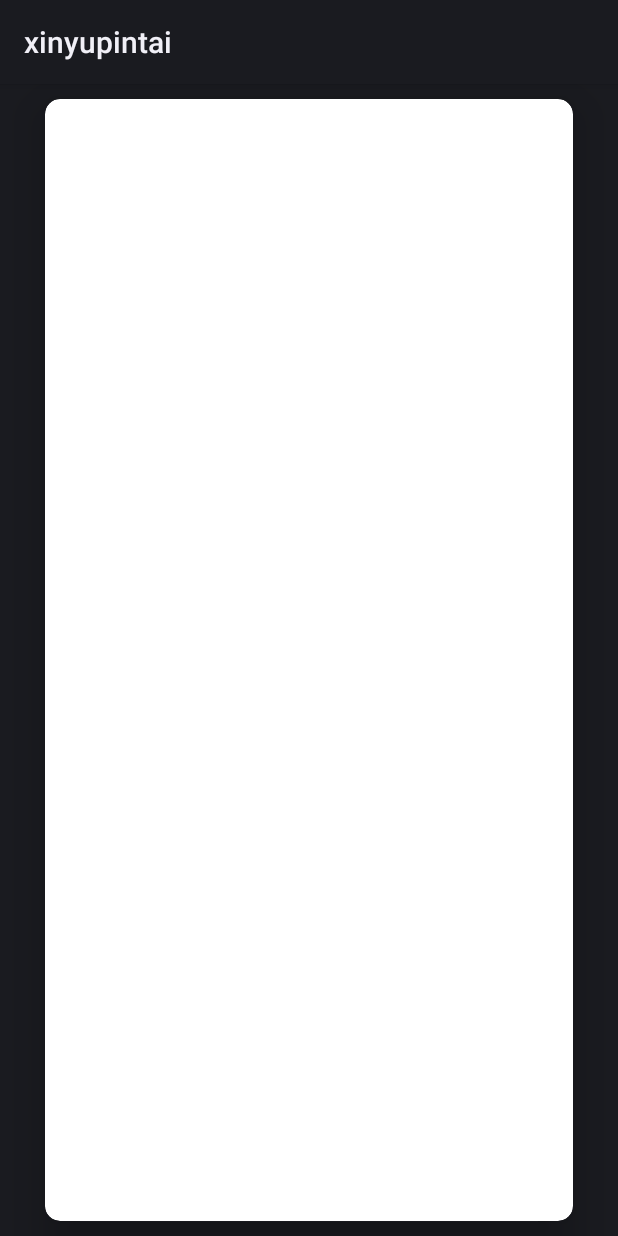
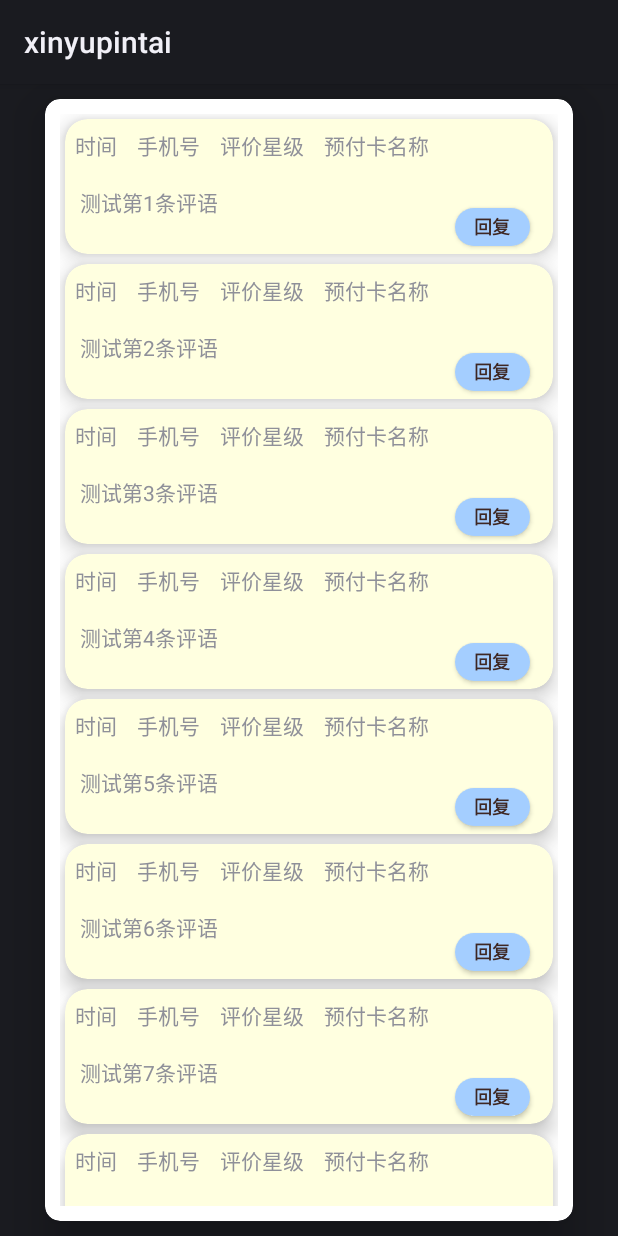
Before and after one commit to JJerrychan/qukuailianAPP, an Android app: the fragment User_eva_fragment shown on its own in the app's theme, on a phone screen of 412 x 824 dp. Run offline under Robolectric (Android 15) with nearby library versions, the light colour scheme and no system bars.

Commit message:
可显示客户评价

```diff
--- /dev/null
+++ b/app/src/main/java/com/cq/xinyupintai/Presenter/Adapter/PageAdapter.java
@@ -0,0 +1,35 @@
+package com.cq.xinyupintai.Presenter.Adapter;
+
+import android.content.Context;
+
+import androidx.fragment.app.Fragment;
+import androidx.fragment.app.FragmentManager;
+import androidx.fragment.app.FragmentPagerAdapter;
+
+import com.cq.xinyupintai.Presenter.fragment.boss_home_fragment;
+import com.cq.xinyupintai.Presenter.fragment.setting_fragment;
+import com.cq.xinyupintai.Presenter.fragment.settle_fragment;
+
+import java.util.ArrayList;
+
+public class PageAdapter extends FragmentPagerAdapter {
+    private Context mContext;
+    final ArrayList<Fragment> fgLists=new ArrayList<>(2);
+    public PageAdapter(Context context, FragmentManager fm) {
+        super(fm);
+        mContext = context;
+        fgLists.add(new boss_home_fragment());
+        fgLists.add(new settle_fragment());
+        fgLists.add(new setting_fragment());
+    }
+
+    @Override
+    public Fragment getItem(int position) {
+        return fgLists.get(position);
+    }
+
+    @Override
+    public int getCount() {
+        return 3;
+    }
+}
--- /dev/null
+++ b/app/src/main/java/com/cq/xinyupintai/Presenter/Adapter/UserEvaAdapter.java
@@ -0,0 +1,68 @@
+package com.cq.xinyupintai.Presenter.Adapter;
+
+import android.content.Context;
+import android.view.LayoutInflater;
+import android.view.View;
+import android.view.ViewGroup;
+import android.widget.TextView;
+
+import androidx.recyclerview.widget.RecyclerView;
+
+import com.cq.xinyupintai.R;
+
+import java.util.List;
+
+public class UserEvaAdapter extends RecyclerView.Adapter<UserEvaAdapter.TextHolder> {
+    private Context mContext;
+    private List<String> texts;//这里需要修改，获取结账记录
+    public UserEvaAdapter(Context context, List<String> textInfo){
+        mContext = context;
+        texts = textInfo;
+    }
+
+    @Override
+    public TextHolder onCreateViewHolder(ViewGroup parent, int viewType) {          //创建viewholder
+        LayoutInflater inflater = LayoutInflater.from(mContext);
+        View view = inflater.inflate(R.layout.item_eva, parent, false);            //获取视图
+
+        return new TextHolder(view);
+    }
+
+    @Override
+    public void onBindViewHolder(TextHolder holder, int position) {                 //绑定数据
+        //后续获取数据需要修改此处
+        String mtext = texts.get(position);
+        holder.setEvaMText(mtext);
+    }
+
+    @Override
+    public int getItemCount() {                             //获取项目数量
+        return texts.size();
+    }
+
+    public static class TextHolder extends RecyclerView.ViewHolder{
+        private TextView time;
+        private TextView phone;
+        private TextView star;
+        private TextView name;
+        private TextView eva;
+        public TextHolder(View itemView) {
+            super(itemView);
+
+            time = itemView.findViewById(R.id.tv_item_date);
+            phone = itemView.findViewById(R.id.tv_item_phone);
+            star =  itemView.findViewById(R.id.tv_item_star);
+            name=itemView.findViewById(R.id.tv_item_name);
+            eva=itemView.findViewById(R.id.tv_item_eva);
+        }
+        public void setTimeText(String timeText){
+            time.setText(timeText);
+        }
+        public void setPhoneText(String PhoneText){
+            phone.setText(PhoneText);
+        }
+        public void setStarMText(String StarText){ star.setText(StarText); }
+        public void setNameMText(String NameText){ name.setText(NameText); }
+        public void setEvaMText(String EvaText){ eva.setText(EvaText); }
+    }
+}
--- a/app/src/main/java/com/cq/xinyupintai/Presenter/activity/BossActivity.java
+++ b/app/src/main/java/com/cq/xinyupintai/Presenter/activity/BossActivity.java
@@ -13,6 +13,7 @@ import android.os.Bundle;
 import android.view.MenuItem;
 
 
+import com.cq.xinyupintai.Presenter.Adapter.PageAdapter;
 import com.cq.xinyupintai.Presenter.fragment.boss_home_fragment;
 
 import com.cq.xinyupintai.Presenter.fragment.setting_fragment;
@@ -22,27 +23,6 @@ import com.google.android.material.bottomnavigation.BottomNavigationView;
 
 import java.util.ArrayList;
 
-class PageAdapter extends FragmentPagerAdapter {
-    private Context mContext;
-    final ArrayList<Fragment> fgLists=new ArrayList<>(2);
-    public PageAdapter(Context context, FragmentManager fm) {
-        super(fm);
-        mContext = context;
-        fgLists.add(new boss_home_fragment());
-        fgLists.add(new settle_fragment());
-        fgLists.add(new setting_fragment());
-    }
-
-    @Override
-    public Fragment getItem(int position) {
-        return fgLists.get(position);
-    }
-
-    @Override
-    public int getCount() {
-        return 3;
-    }
-}
 
 public class BossActivity extends AppCompatActivity {
     private ViewPager vp;
--- a/app/src/main/java/com/cq/xinyupintai/Presenter/fragment/User_eva_fragment.java
+++ b/app/src/main/java/com/cq/xinyupintai/Presenter/fragment/User_eva_fragment.java
@@ -8,8 +8,14 @@ import android.view.ViewGroup;
 import androidx.annotation.NonNull;
 import androidx.annotation.Nullable;
 import androidx.fragment.app.Fragment;
+import androidx.recyclerview.widget.LinearLayoutManager;
+import androidx.recyclerview.widget.RecyclerView;
 
+import com.cq.xinyupintai.Presenter.Adapter.UserEvaAdapter;
 import com.cq.xinyupintai.R;
+
+import java.util.ArrayList;
+import java.util.List;
 
 public class User_eva_fragment extends Fragment {
     @Nullable
@@ -21,8 +27,22 @@ public class User_eva_fragment extends Fragment {
     @Override
     public void onViewCreated(@NonNull View view, @Nullable Bundle savedInstanceState) {
         super.onViewCreated(view, savedInstanceState);
+        RecyclerView rcBossMessage=view.findViewById(R.id.rc_boss_2);
+        rcBossMessage.setLayoutManager(new LinearLayoutManager(getActivity()));
+        rcBossMessage.setAdapter(new UserEvaAdapter(getActivity(),TextInit()));
     }
+    //测试用后期删除
+    private List<String> TextInit() {
+        List<String> text = new ArrayList<>();
 
+        for(int i=0; i<20; ++i){
+            String itemText = "";
+            itemText = "测试第" + (i+1) + "条评语";
+            text.add(itemText);
+        }
+
+        return text;
+    }
     public static User_eva_fragment newInstance(int index) {
         User_eva_fragment fragment = new User_eva_fragment();
         Bundle bundle = new Bundle();
--- a/app/src/main/java/com/cq/xinyupintai/Presenter/fragment/boss_home_fragment.java
+++ b/app/src/main/java/com/cq/xinyupintai/Presenter/fragment/boss_home_fragment.java
@@ -40,9 +40,9 @@ class messagePageAdapter extends FragmentPagerAdapter {
     public Fragment getItem(int position) {
         switch (position) {
             case 0:
+                return User_eva_fragment.newInstance(position);
+            case 1:
                 return boss_message_fragment.newInstance(position);
-            case 1:
-                return User_eva_fragment.newInstance(position);
             default:
                 return null;
         }
@@ -78,17 +78,17 @@ public class boss_home_fragment extends Fragment {
         super.onViewCreated(view, savedInstanceState);
         TabLayout tabLayout1=view.findViewById(R.id.tb_boss_1);
         ViewPager viewPager = view.findViewById(R.id.vp_boss_1);
-/*
+
         RecyclerView rcvBossHome=view.findViewById(R.id.rc_boss_1);
         rcvBossHome.setLayoutManager (new GridLayoutManager(getActivity(),3));
         rcvBossHome.setAdapter(new RcBossHomeAdapter(getActivity(),TextInit()));
- */
+
         //设置adapter
         viewPager.setAdapter(new messagePageAdapter(getChildFragmentManager(), tabLayout1.getTabCount()));
         viewPager.addOnPageChangeListener(new TabLayout.TabLayoutOnPageChangeListener(tabLayout1));
         tabLayout1.setupWithViewPager(viewPager);
     }
-/*
+
     private List<String> TextInit() {
         List<String> text = new ArrayList<>();
         text.add("收入");
@@ -96,7 +96,7 @@ public class boss_home_fragment extends Fragment {
         text.add("售出数");
         return text;
     }
- */
+
 
 
     public static boss_home_fragment newInstance(int index) {
--- a/app/src/main/java/com/cq/xinyupintai/Presenter/fragment/boss_message_fragment.java
+++ b/app/src/main/java/com/cq/xinyupintai/Presenter/fragment/boss_message_fragment.java
@@ -8,6 +8,7 @@ import android.view.ViewGroup;
 import androidx.annotation.NonNull;
 import androidx.annotation.Nullable;
 import androidx.fragment.app.Fragment;
+import androidx.recyclerview.widget.RecyclerView;
 
 import com.cq.xinyupintai.R;
 
--- a/app/src/main/res/layout/boss_home_fragment.xml
+++ b/app/src/main/res/layout/boss_home_fragment.xml
@@ -25,10 +25,21 @@
         app:cardCornerRadius="10dp"
         app:cardBackgroundColor="#FFFF"
         app:contentPadding="10dp">
-        <androidx.recyclerview.widget.RecyclerView
-            android:id="@+id/rc_boss_1"
+        <RelativeLayout
             android:layout_width="match_parent"
-            android:layout_height="match_parent"/>
+            android:layout_height="wrap_content">
+            <TextView
+                android:layout_width="match_parent"
+                android:layout_height="80dp"
+                android:text="店铺数据"
+                android:textSize="30dp"
+                android:layout_margin="5dp"
+                android:layout_above="@+id/rc_boss_1"/>
+            <androidx.recyclerview.widget.RecyclerView
+                android:id="@+id/rc_boss_1"
+                android:layout_width="match_parent"
+                android:layout_height="wrap_content"/>
+        </RelativeLayout>
     </androidx.cardview.widget.CardView>
     <com.google.android.material.tabs.TabLayout
         android:id="@+id/tb_boss_1"
--- a/app/src/main/res/layout/item_boss.xml
+++ b/app/src/main/res/layout/item_boss.xml
@@ -7,7 +7,8 @@
     <TextView
         android:id="@+id/tv_item_bh1"
         android:layout_width="match_parent"
-        android:layout_height="wrap_content" />
+        android:layout_height="wrap_content"
+        android:layout_margin="10dp"/>
     <TextView
         android:id="@+id/tv_item_bh2"
         android:layout_width="match_parent"
--- /dev/null
+++ b/app/src/main/res/layout/item_eva.xml
@@ -0,0 +1,77 @@
+<?xml version="1.0" encoding="utf-8"?>
+<androidx.cardview.widget.CardView
+    android:layout_width="match_parent"
+    android:layout_height="90dp"
+    android:layout_margin="3dp"
+    android:layout_gravity="center_horizontal"
+    app:cardCornerRadius="15dp"
+    app:cardElevation="8dp"
+    app:cardBackgroundColor="#FFFFE0"
+    xmlns:app="http://schemas.android.com/apk/res-auto"
+    xmlns:android="http://schemas.android.com/apk/res/android">
+
+    <RelativeLayout
+        android:layout_width="match_parent"
+        android:layout_height="match_parent">
+
+        <LinearLayout
+            android:layout_width="match_parent"
+            android:layout_height="wrap_content"
+            android:orientation="horizontal"
+            android:id="@+id/LL_2">
+
+            <TextView
+                android:id="@+id/tv_item_date"
+                android:layout_width="wrap_content"
+                android:layout_height="wrap_content"
+                android:layout_margin="3dp"
+                android:layout_marginRight="10dp"
+                android:padding="3dp"
+                android:text="时间" />
+
+            <TextView
+                android:id="@+id/tv_item_phone"
+                android:layout_width="wrap_content"
+                android:layout_height="wrap_content"
+                android:layout_margin="3dp"
+                android:padding="3dp"
+                android:layout_marginLeft="20dp"
+                android:text="手机号" />
+            <TextView
+                android:id="@+id/tv_item_star"
+                android:layout_width="wrap_content"
+                android:layout_height="wrap_content"
+                android:layout_margin="3dp"
+                android:padding="3dp"
+                android:layout_marginLeft="20dp"
+                android:text="评价星级"/>
+            <TextView
+                android:id="@+id/tv_item_name"
+                android:layout_width="wrap_content"
+                android:layout_height="wrap_content"
+                android:text="预付卡名称"
+                android:layout_margin="3dp"
+                android:padding="3dp"/>
+        </LinearLayout>
+            <TextView
+                android:id="@+id/tv_item_eva"
+                android:layout_width="match_parent"
+                android:layout_height="match_parent"
+                android:padding="10dp"
+                android:text="评语"
+                android:layout_below="@+id/LL_2"/>
+        <Button
+            android:id="@+id/bt_request"
+            android:layout_width="50dp"
+            android:layout_height="25dp"
+            android:layout_alignRight="@+id/tv_item_eva"
+            android:layout_marginBottom="5dp"
+            android:layout_marginRight="15dp"
+            android:layout_alignParentBottom="true"
+            android:text="回复"
+            android:textSize="12dp"
+            android:background="@drawable/flatbutton"
+            android:textColor="#3E2723"
+            android:textStyle="bold"/>
+    </RelativeLayout>
+</androidx.cardview.widget.CardView>
```
